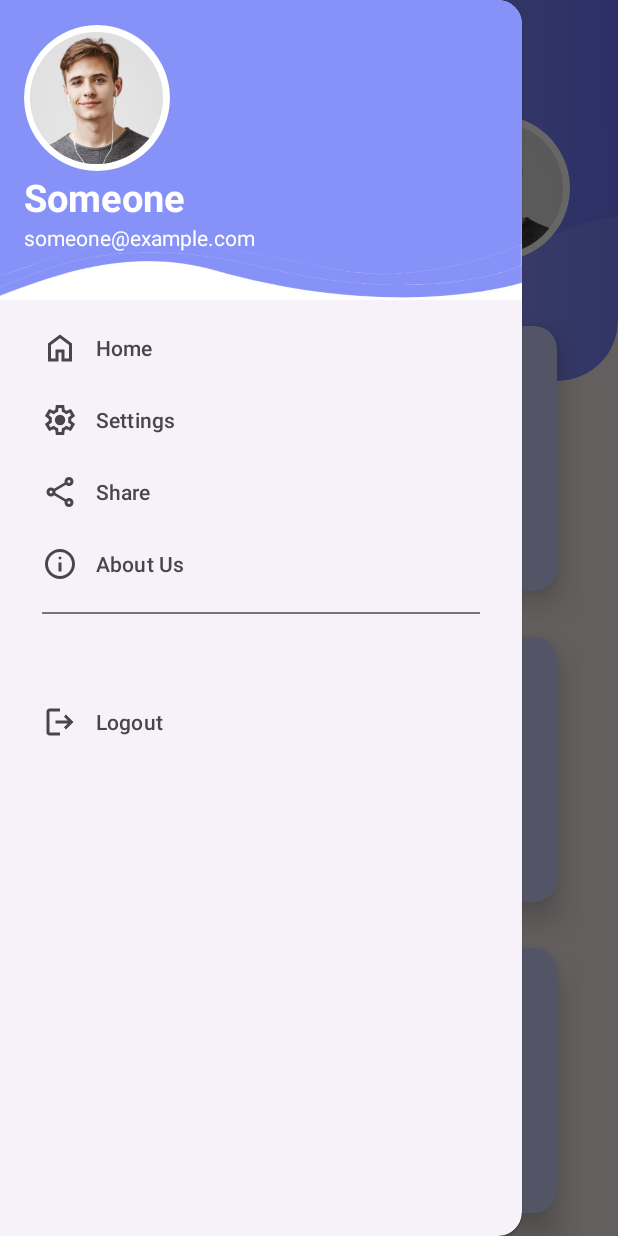
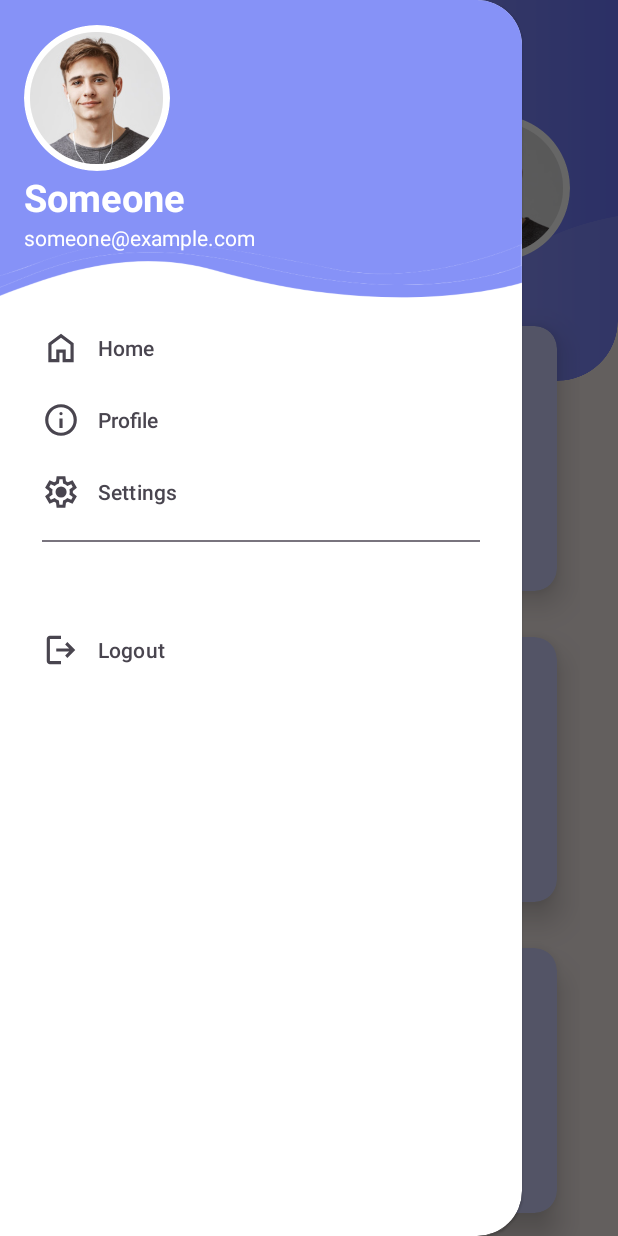
Before and after one commit to HyannII/StudyApp, an Android app: the MainActivity screen opened directly, with no data from a screen before it, with the side drawer open, on a phone screen of 412 x 824 dp. Run offline under Robolectric (Android 15) with nearby library versions, the phone set to English and light mode, and no system bars.

Commit message:
UI overhaul

```diff
--- a/app/src/main/java/com/example/myapplication/Activities/QuizActivity.java
+++ b/app/src/main/java/com/example/myapplication/Activities/QuizActivity.java
@@ -195,7 +195,7 @@ public class QuizActivity extends AppCompatActivity {
             binding.optionContainer.getChildAt(i).setEnabled(enable);
 
             if(enable){
-                binding.optionContainer.getChildAt(i).setBackgroundColor(0xFF2195F2);
+                binding.optionContainer.getChildAt(i).setBackgroundColor(0xFF6A73C3);
             }
         }
 
@@ -229,7 +229,7 @@ public class QuizActivity extends AppCompatActivity {
     }
     private void showExitConfirmationDialog() {
         AlertDialog.Builder builder = new AlertDialog.Builder(this);
-        builder.setMessage("Are you sure you want to exit?");
+        builder.setMessage("Are you sure you want to quit?");
         builder.setPositiveButton("Yes", (dialog, which) -> {
             // Call super onBackPressed if the user confirms
             QuizActivity.super.onBackPressed();
--- a/app/src/main/res/layout/activity_list.xml
+++ b/app/src/main/res/layout/activity_list.xml
@@ -16,7 +16,7 @@
             android:id="@+id/materialToolbar"
             android:layout_width="match_parent"
             android:layout_height="wrap_content"
-            android:background="?attr/colorPrimary"
+            android:background="@drawable/toolbar_gradient"
             android:theme="?attr/actionBarTheme"
             app:layout_constraintEnd_toEndOf="parent"
             app:layout_constraintStart_toStartOf="parent"
--- a/app/src/main/res/layout/activity_main.xml
+++ b/app/src/main/res/layout/activity_main.xml
@@ -6,19 +6,22 @@
     xmlns:tools="http://schemas.android.com/tools"
     xmlns:app="http://schemas.android.com/apk/res-auto"
     android:id="@+id/drawer_layout"
-    android:fitsSystemWindows="true"
     tools:openDrawer="start"
     tools:context=".Activities.MainActivity">
     <include
-        layout="@layout/activity_main_content"
-        >
+        layout="@layout/activity_main_content">
+    </include>
 
-    </include>
     <com.google.android.material.navigation.NavigationView
+        android:id="@+id/nav_view"
         android:layout_width="wrap_content"
         android:layout_height="match_parent"
-        android:id="@+id/nav_view"
         android:layout_gravity="start"
         app:headerLayout="@layout/nav_header"
-        app:menu="@menu/nav_menu"/>
+        app:menu="@menu/nav_menu"
+        android:backgroundTint="#ffffff"
+        app:drawerLayoutCornerSize="30sp"
+        app:itemIconSize="25sp"
+        style="@style/NavigationViewTextStyle"
+        />
 </androidx.drawerlayout.widget.DrawerLayout>
--- a/app/src/main/res/layout/activity_main_content.xml
+++ b/app/src/main/res/layout/activity_main_content.xml
@@ -53,7 +53,7 @@
                     android:layout_height="wrap_content"
                     android:layout_marginStart="32dp"
                     android:fontFamily="casual"
-                    android:text="Good day,"
+                    android:text="Welcome back,"
                     android:textStyle="bold"
                     android:textColor="#ffffff"
                     android:textSize="25sp"
--- a/app/src/main/res/layout/activity_read_document.xml
+++ b/app/src/main/res/layout/activity_read_document.xml
@@ -10,7 +10,7 @@
         android:id="@+id/toolbar"
         android:layout_width="match_parent"
         android:layout_height="wrap_content"
-        android:background="?attr/colorPrimary"
+        android:background="@drawable/toolbar_gradient"
         app:navigationIcon="@drawable/arrow_back"
         app:layout_constraintEnd_toEndOf="parent"
         app:layout_constraintStart_toStartOf="parent"
--- a/app/src/main/res/layout/activity_score.xml
+++ b/app/src/main/res/layout/activity_score.xml
@@ -24,7 +24,7 @@
         <androidx.constraintlayout.widget.ConstraintLayout
             android:layout_width="match_parent"
             android:layout_height="match_parent"
-            android:background="#2196F3">
+            android:background="@drawable/c_layout_gradient">
 
             <TextView
                 android:id="@+id/textView6"
@@ -145,6 +145,7 @@
                 android:layout_height="wrap_content"
                 android:layout_marginStart="44dp"
                 android:layout_marginTop="32dp"
+                android:backgroundTint="#6a73c3"
                 android:text="Restart"
                 app:layout_constraintStart_toStartOf="parent"
                 app:layout_constraintTop_toBottomOf="@+id/txtTime" />
@@ -155,6 +156,7 @@
                 android:layout_height="wrap_content"
                 android:layout_marginStart="108dp"
                 android:text="Quit"
+                android:backgroundTint="#6a73c3"
                 app:layout_constraintBottom_toBottomOf="@+id/btnRestart"
                 app:layout_constraintStart_toEndOf="@+id/btnRestart"
                 app:layout_constraintTop_toTopOf="@+id/btnRestart"
@@ -168,7 +170,7 @@
         android:id="@+id/materialToolbar2"
         android:layout_width="match_parent"
         android:layout_height="wrap_content"
-        android:background="?attr/colorPrimary"
+        android:background="@drawable/toolbar_gradient"
         app:layout_constraintEnd_toEndOf="parent"
         app:layout_constraintStart_toStartOf="parent"
         app:layout_constraintTop_toTopOf="parent"/>
--- a/app/src/main/res/layout/activity_youtube_player.xml
+++ b/app/src/main/res/layout/activity_youtube_player.xml
@@ -15,8 +15,7 @@
             android:id="@+id/toolbar2"
             android:layout_width="match_parent"
             android:layout_height="wrap_content"
-            android:background="?attr/colorPrimary"
-            android:theme="?attr/actionBarTheme"
+            android:background="@drawable/toolbar_gradient"
             app:layout_constraintEnd_toEndOf="parent"
             app:layout_constraintStart_toStartOf="parent"
             app:layout_constraintTop_toTopOf="parent"
--- a/app/src/main/res/menu/nav_menu.xml
+++ b/app/src/main/res/menu/nav_menu.xml
@@ -14,19 +14,14 @@
             android:title="Home"/>
 
         <item
+            android:id="@+id/nav_about"
+            android:icon="@drawable/info"
+            android:title="Profile"/>
+
+        <item
             android:id="@+id/nav_settings"
             android:icon="@drawable/settings"
-            android:title="Settings"/>
-
-        <item
-            android:id="@+id/nav_share"
-            android:icon="@drawable/share"
-            android:title="Share"/>
-
-        <item
-            android:id="@+id/nav_about"
-            android:icon="@drawable/info"
-            android:title="About Us"/>
+            android:title="Settings" />
     </group>
     <item
         android:title="">
@@ -34,7 +29,9 @@
             <item
                 android:id="@+id/nav_logout"
                 android:icon="@drawable/logout"
-                android:title="Logout"/>
+                android:title="Logout"
+                android:layout_gravity="bottom"
+                />
         </menu>
 
     </item>
--- a/app/src/main/res/values/themes.xml
+++ b/app/src/main/res/values/themes.xml
@@ -14,6 +14,8 @@
         <item name="android:activityCloseEnterAnimation">@anim/slide_in_left</item>
         <item name="android:activityCloseExitAnimation">@anim/slide_out_right</item>
     </style>
-
+    <style name="NavigationViewTextStyle">
+        <item name="android:textSize">30sp</item>
+    </style>
     <style name="Theme.MyApplication" parent="Base.Theme.MyApplication" />
 </resources>
```
Also changed, not shown: app/src/main/res/drawable/c_layout_gradient.xml (added, +7 -0 lines), app/src/main/res/drawable/toolbar_gradient.xml (added, +7 -0 lines), app/src/main/res/layout/activity_quiz.xml (+6 -2 lines).
